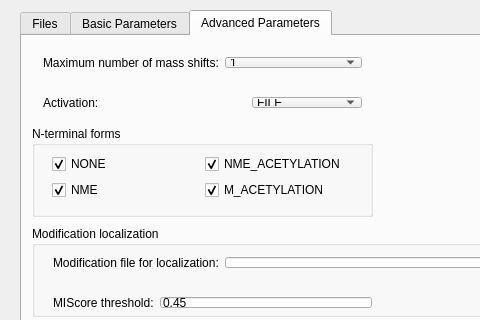
toppic-suite/toppic-suite, file src/gui/toppic/toppicwindow.ui: the form before one commit; both pictures show x 0 to 480 and y 0 to 320 of the 920 by 700 pixel window.
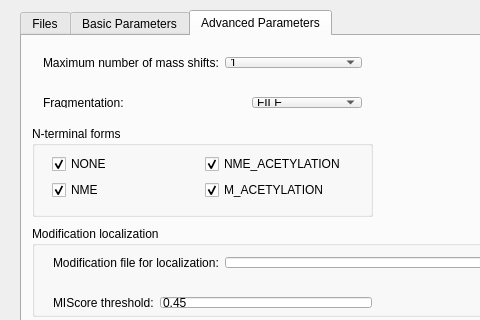
The form after the commit. The open tabs and pages were chosen to show the change. Icons and pictures are not drawn.

What changed in the file:
```diff
--- a/src/gui/toppic/toppicwindow.ui
+++ b/src/gui/toppic/toppicwindow.ui
@@ -612,7 +612,7 @@
        <item>
         <widget class="QLabel" name="label_3">
          <property name="text">
-          <string>Activation:</string>
+          <string>Fragmentation:</string>
          </property>
         </widget>
        </item>
```
